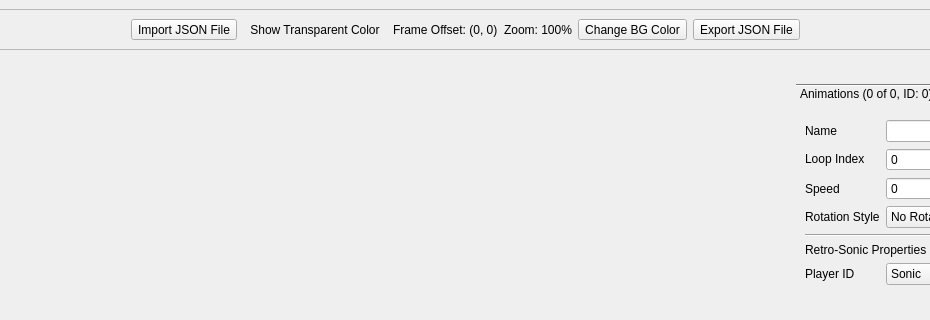
The window that RetroEDv2/tools/animationeditor.ui (RSDKModding/RetroED) describes before a commit, drawn with Qt 5; both pictures show x 175 to 1105 and y 0 to 320 of the 1280 by 720 pixel window.
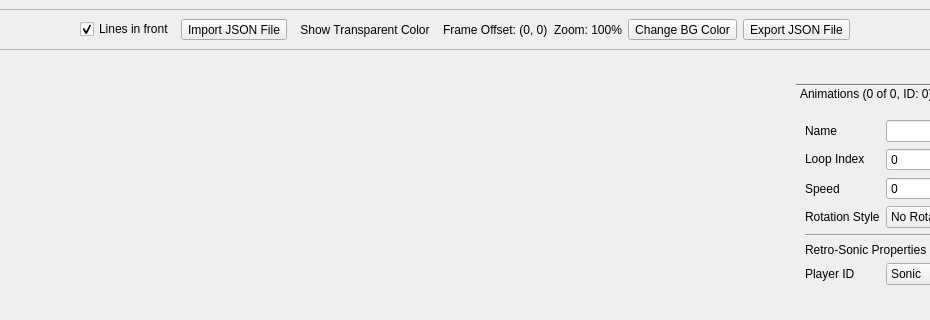
The same window after the commit. The open tabs and pages were chosen to show the change. Icons and pictures are not drawn. Custom widgets are drawn as their Qt base class.

The edit to the form file:
```diff
--- a/RetroEDv2/tools/animationeditor.ui
+++ b/RetroEDv2/tools/animationeditor.ui
@@ -72,6 +72,16 @@
         </property>
        </spacer>
       </item>
+      <item>
+       <widget class="QCheckBox" name="lineToggle">
+        <property name="text">
+         <string>Lines in front</string>
+        </property>
+        <property name="checked">
+         <bool>true</bool>
+        </property>
+       </widget>
+      </item>
       <item>
        <widget class="QToolButton" name="impFile">
         <property name="text">
@@ -1725,6 +1735,13 @@
    </item>
   </layout>
  </widget>
+ <customwidgets>
+  <customwidget>
+   <class>FocusLabel</class>
+   <extends>QLabel</extends>
+   <header>tools/animationeditor/focuslabel.h</header>
+  </customwidget>
+ </customwidgets>
  <tabstops>
   <tabstop>addAnim</tabstop>
   <tabstop>upAnim</tabstop>
```
Left out of the diff: 73 changed lines with no effect on the pictures.
